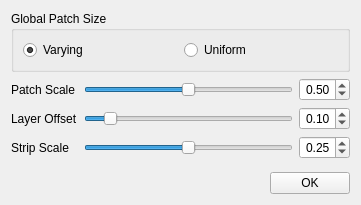
Old version of the form forms/NeoWeavePanel.ui in the repository TopModLab/Unfolding.
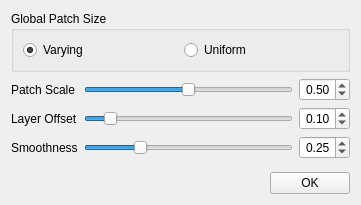
New version of the form.

What changed in the file:
```diff
--- a/forms/NeoWeavePanel.ui
+++ b/forms/NeoWeavePanel.ui
@@ -138,7 +138,7 @@
      <item row="2" column="0">
       <widget class="QLabel" name="label_3">
        <property name="text">
-        <string>Strip Scale</string>
+        <string>Smoothness</string>
        </property>
       </widget>
      </item>
@@ -158,7 +158,7 @@
      <item row="2" column="1">
       <widget class="QSlider" name="stripScaleSlider">
        <property name="maximum">
-        <number>50</number>
+        <number>100</number>
        </property>
        <property name="singleStep">
         <number>1</number>
```
Left out of the diff: 2 changed lines with no effect on the pictures.
